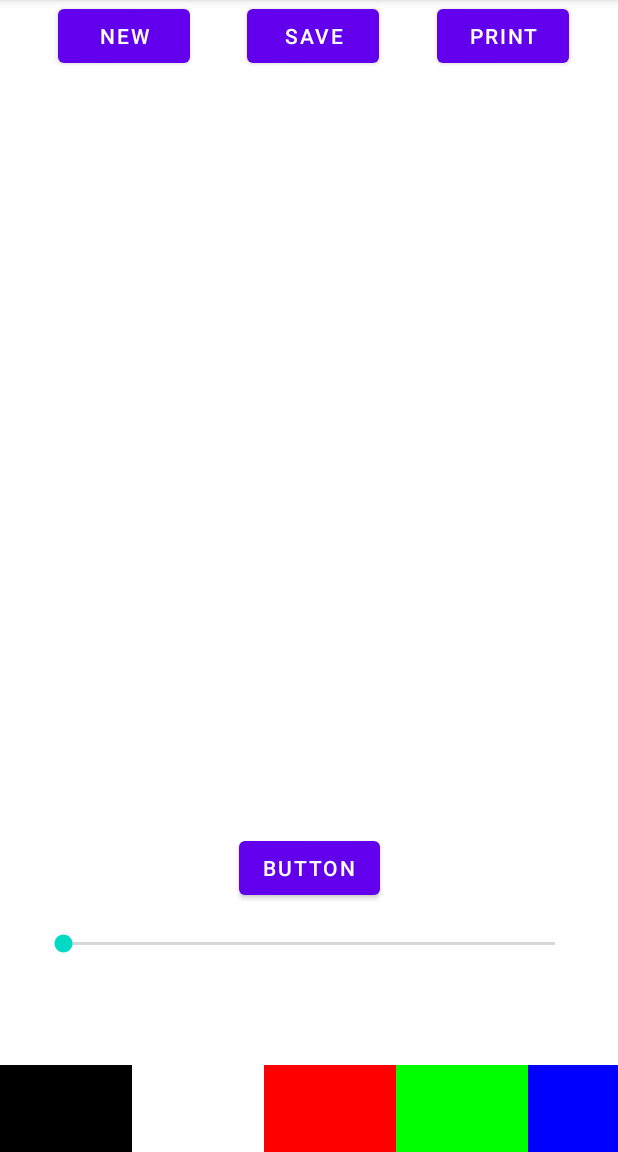
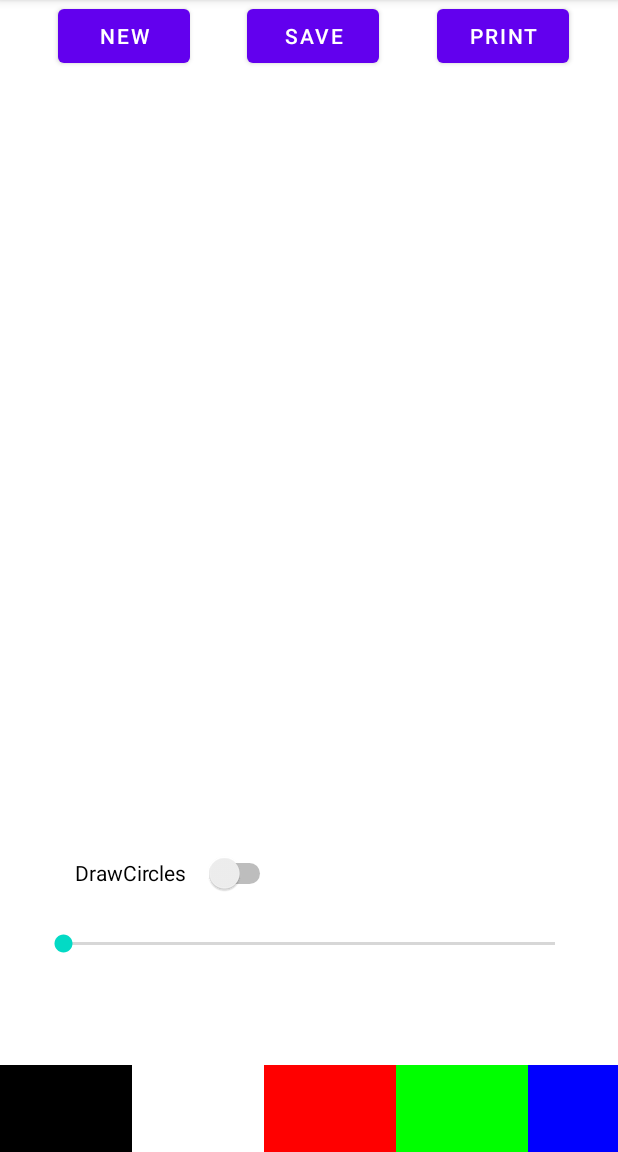
Before and after one commit to tasnaps/DrawingApp, an Android app: the screen it shows after launch (MainActivity), on a phone screen of 412 x 824 dp, the part 84-1236 px from its top. Run offline under Robolectric (Android 15) with nearby library versions, the phone set to English and light mode, and no system bars; 1 statement that could not run was skipped.

Commit message:
Säätöä ympyrän piirrossa

```diff
--- a/app/build.gradle
+++ b/app/build.gradle
@@ -1,6 +1,7 @@
 plugins {
     id 'com.android.application'
 }
+
 
 android {
     compileSdk 31
@@ -28,7 +29,6 @@ android {
 }
 
 dependencies {
-
     implementation 'androidx.appcompat:appcompat:1.4.1'
     implementation 'com.google.android.material:material:1.6.0'
     implementation 'androidx.constraintlayout:constraintlayout:2.1.3'
--- a/app/src/main/java/com/aop/drawingapp/DrawingToolsFragment.java
+++ b/app/src/main/java/com/aop/drawingapp/DrawingToolsFragment.java
@@ -1,7 +1,9 @@
 package com.aop.drawingapp;
 
+import android.graphics.Canvas;
 import android.graphics.Paint;
 import android.os.Bundle;
+import android.view.MotionEvent;
 import android.view.View;
 
 import androidx.annotation.NonNull;
@@ -11,11 +13,20 @@ import androidx.fragment.app.Fragment;
 import android.view.LayoutInflater;
 import android.view.ViewGroup;
 import android.widget.Button;
+import android.widget.CompoundButton;
 import android.widget.SeekBar;
+import android.widget.Switch;
+
 
 public class DrawingToolsFragment extends Fragment {
+    Switch swDrawCircles;
+    SeekBar sbStrokeWidth;
+    public boolean drawCircles = false;
 
-    SeekBar sbStrokeWidth;
+    public  boolean getDrawCircles(){
+        return drawCircles;
+    }
+
     public DrawingToolsFragment() {
         super(R.layout.fragment_drawing_tools);
     }
@@ -26,27 +37,33 @@ public class DrawingToolsFragment extends Fragment {
 
         View view = inflater.inflate(R.layout.fragment_drawing_tools, container, false);
         sbStrokeWidth = view.findViewById(R.id.sbStrokeWidth);
+        swDrawCircles = view.findViewById(R.id.swCircles);
         MainActivity main = (MainActivity) getActivity();
         setStrokeWidth(main.getActiveCanvas());
+
+        //switch functionality for drawing circles
+        swDrawCircles.setOnCheckedChangeListener(new CompoundButton.OnCheckedChangeListener() {
+            @Override
+            public void onCheckedChanged(CompoundButton compoundButton, boolean b) {
+                drawCircles = b;
+            }
+        });
         return view;
+    }
 
 
-    }
 
-    private void setStrokeWidth(DrawingCanvas canvas){
 
+    private void setStrokeWidth(DrawingCanvas canvas) {
         Paint[] paints = canvas.getPaints();
         sbStrokeWidth.setOnSeekBarChangeListener(new SeekBar.OnSeekBarChangeListener() {
-
             @Override
             public void onProgressChanged(SeekBar seekBar, int i, boolean b) {
                 int width = sbStrokeWidth.getProgress();
 
-                for (Paint p:paints) {
+                for (Paint p : paints) {
                     p.setStrokeWidth(width);
                 }
-
-
             }
 
             @Override
--- a/app/src/main/java/com/aop/drawingapp/MainActivity.java
+++ b/app/src/main/java/com/aop/drawingapp/MainActivity.java
@@ -3,9 +3,7 @@ package com.aop.drawingapp;
 import android.graphics.Bitmap;
 import android.os.Bundle;
 import android.view.View;
-
 import com.google.android.material.dialog.MaterialAlertDialogBuilder;
-
 import androidx.appcompat.app.AppCompatActivity;
 import androidx.print.PrintHelper;
 
--- a/app/src/main/res/layout/fragment_drawing_tools.xml
+++ b/app/src/main/res/layout/fragment_drawing_tools.xml
@@ -16,12 +16,14 @@
         app:layout_constraintHorizontal_bias="0.49"
         app:layout_constraintStart_toStartOf="parent" />
 
-    <Button
-        android:id="@+id/btnTest"
-        android:layout_width="wrap_content"
-        android:layout_height="wrap_content"
-        android:text="Button"
+    <Switch
+        android:id="@+id/swCircles"
+        android:layout_width="134dp"
+        android:layout_height="33dp"
+        android:layout_marginStart="24dp"
+        android:layout_marginBottom="4dp"
+        android:text="DrawCircles"
         app:layout_constraintBottom_toTopOf="@+id/sbStrokeWidth"
-        app:layout_constraintEnd_toEndOf="parent"
         app:layout_constraintStart_toStartOf="parent" />
+
 </androidx.constraintlayout.widget.ConstraintLayout>
```
Also changed, not shown: app/src/main/java/com/aop/drawingapp/DrawingCanvas.java (+15 -2 lines).
